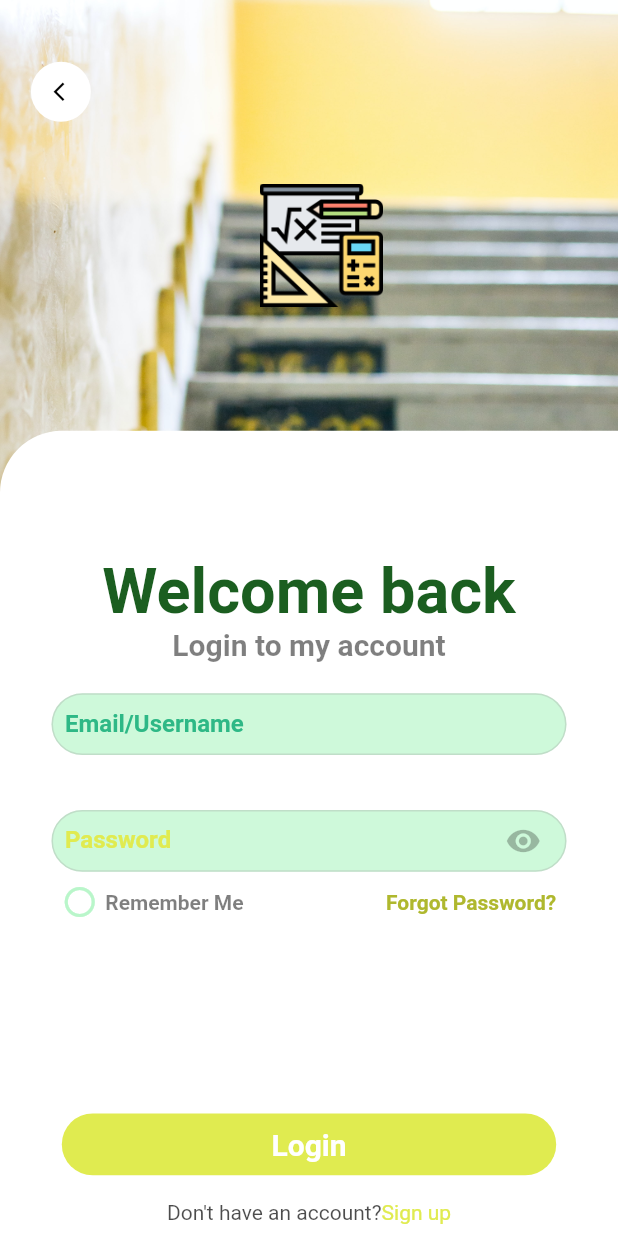
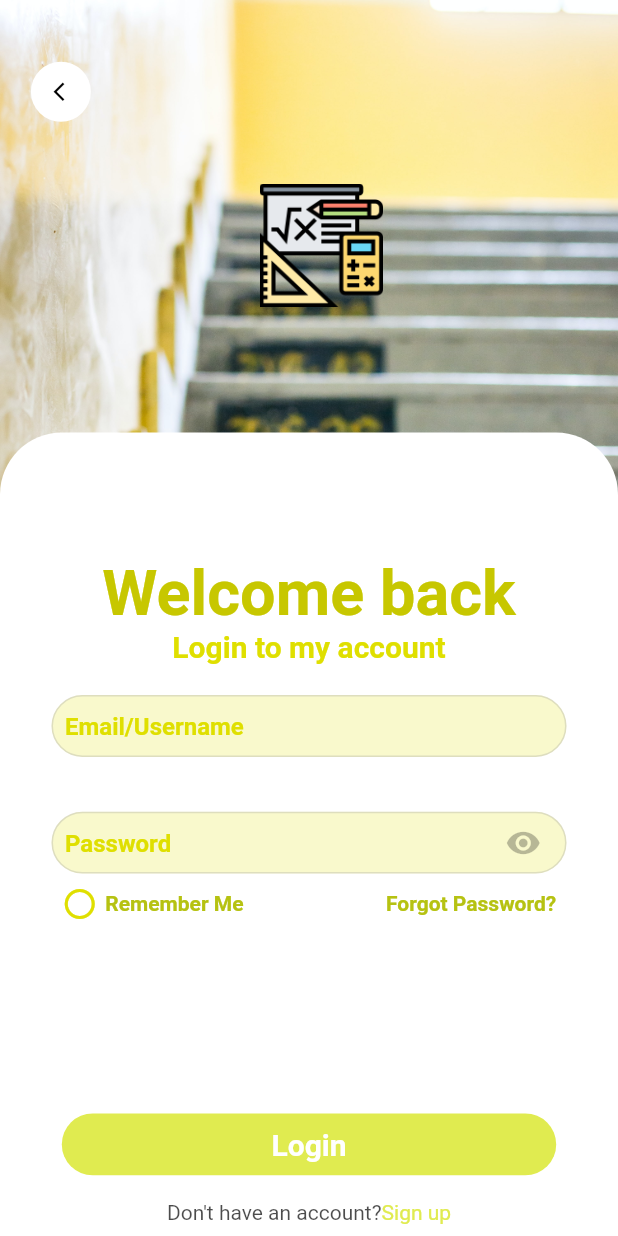
Before and after one commit to ImmArkorful/persist_assignment, a Flutter app: the RegisterPage screen opened directly, after a tap on "Login", on a phone screen of 412 x 824 dp. Run offline on Flutter 3.47's test engine with Material 2 defaults, Android fonts, the phone set to English and light mode, and no system bars; our stand-ins replace sqflite; accounts and stored records are empty.

Commit message:
feat: upfate

```diff
--- a/lib/database.dart
+++ b/lib/database.dart
@@ -7,7 +7,7 @@ class database {
       // Set the path to the database. Note: Using the `join` function from the
       // `path` package is best practice to ensure the path is correctly
       // constructed for each platform.
-      join(await getDatabasesPath(), 'usersdb.db'),
+      join(await getDatabasesPath(), 'usersdb1.db'),
       onCreate: (db, version) {
         // Run the CREATE TABLE statement on the database.
         return db.execute(
--- a/lib/form_field.dart
+++ b/lib/form_field.dart
@@ -1,6 +1,6 @@
 import 'package:flutter/material.dart';
 
-Widget formField(BuildContext context, String title) {
+Widget formField(BuildContext context, String title, Function onChanged) {
   return SizedBox(
     height: MediaQuery.of(context).size.height * 0.05,
     width: MediaQuery.of(context).size.width / 1.2,
@@ -8,16 +8,20 @@ Widget formField(BuildContext context, String title) {
       decoration: BoxDecoration(
         border: Border.all(color: Colors.grey.withOpacity(0.3)),
         borderRadius: BorderRadius.circular(30.0),
-        color: Colors.greenAccent[100]?.withOpacity(0.7),
+        color: Color.fromARGB(85, 223, 223, 0).withOpacity(0.2),
       ),
       child: Padding(
         padding: const EdgeInsets.only(left: 8.0),
         child: TextFormField(
+          onChanged: (text) {
+            onChanged(text);
+          },
           decoration: InputDecoration(
             border: const UnderlineInputBorder(borderSide: BorderSide.none),
-            labelText: title,
-            labelStyle: TextStyle(
-                color: Color(0xff2EB886), fontWeight: FontWeight.bold),
+            hintText: title,
+            hintStyle: TextStyle(
+                color: Color.fromARGB(255, 223, 223, 0),
+                fontWeight: FontWeight.bold),
           ),
         ),
       ),
--- a/lib/login.dart
+++ b/lib/login.dart
@@ -1,27 +1,35 @@
 import 'package:flutter/material.dart';
+import 'package:plant/User.dart';
+import 'package:plant/database.dart';
+import 'package:plant/dbOperations.dart';
 import 'package:plant/form_field.dart';
 import 'package:plant/main.dart';
 import 'package:plant/register.dart';
 
-class LoginPage extends StatelessWidget {
+class LoginPage extends StatefulWidget {
   const LoginPage({Key? key}) : super(key: key);
+
+  @override
+  State<LoginPage> createState() => _LoginPageState();
+}
+
+class _LoginPageState extends State<LoginPage> {
+  String email = '';
+  String password = '';
 
   @override
   Widget build(BuildContext context) {
     return Scaffold(
-      resizeToAvoidBottomInset: false,
+      resizeToAvoidBottomInset: true,
       body: Stack(
         children: [
-          Container(
+          Image(
+            width: MediaQuery.of(context).size.width,
             height: MediaQuery.of(context).size.height,
-            width: MediaQuery.of(context).size.width,
-            decoration: const BoxDecoration(
-              image: DecorationImage(
+            fit: BoxFit.cover,
             image: AssetImage('images/mathematics.jpg'),
-                fit: BoxFit.cover,
           ),
-            ),
-            child: Column(
+          Column(
             crossAxisAlignment: CrossAxisAlignment.start,
             children: [
               Padding(
@@ -62,15 +70,20 @@ class LoginPage extends StatelessWidget {
                   height: MediaQuery.of(context).size.height * 0.1,
                 ),
               ),
-                SizedBox(
-                  height: MediaQuery.of(context).size.height * 0.1,
+            ],
           ),
-                Expanded(
-                  child: Container(
+          Positioned(
+            bottom: 0,
+            child: Column(
+              children: [
+                Container(
+                  height: MediaQuery.of(context).size.height * 0.65,
                   width: MediaQuery.of(context).size.width,
                   decoration: BoxDecoration(
                     borderRadius: BorderRadius.only(
                       topLeft: Radius.circular(
+                          MediaQuery.of(context).size.width * 0.1),
+                      topRight: Radius.circular(
                           MediaQuery.of(context).size.width * 0.1),
                     ),
                     color: Colors.white,
@@ -84,20 +97,22 @@ class LoginPage extends StatelessWidget {
                         'Welcome back',
                         style: TextStyle(
                             fontSize: 42,
-                              color: Colors.green[900],
+                            color: Color.fromARGB(255, 199, 199, 0),
                             fontWeight: FontWeight.bold),
                       ),
                       Text(
                         'Login to my account',
                         style: TextStyle(
                             fontSize: 20,
-                              color: Colors.black.withOpacity(0.5),
+                            color: Color.fromARGB(255, 223, 223, 0),
                             fontWeight: FontWeight.bold),
                       ),
                       SizedBox(
                         height: MediaQuery.of(context).size.height * 0.025,
                       ),
-                        formField(context, 'Email/Username'),
+                      formField(context, 'Email/Username', (value) {
+                        setState(() => email = value);
+                      }),
                       SizedBox(
                         height: MediaQuery.of(context).size.height * 0.025,
                       ),
@@ -113,8 +128,8 @@ class LoginPage extends StatelessWidget {
                                 border: Border.all(
                                     color: Colors.grey.withOpacity(0.3)),
                                 borderRadius: BorderRadius.circular(30.0),
-                                  color:
-                                      Colors.greenAccent[100]?.withOpacity(0.7),
+                                color: Color.fromARGB(85, 223, 223, 0)
+                                    .withOpacity(0.2),
                               ),
                               child: Padding(
                                 padding: const EdgeInsets.only(left: 8.0),
@@ -123,13 +138,18 @@ class LoginPage extends StatelessWidget {
                                     Expanded(
                                       flex: 5,
                                       child: TextFormField(
+                                        onChanged: (value) {
+                                          setState(() {
+                                            password = value;
+                                          });
+                                        },
                                         decoration: InputDecoration(
                                           border: const UnderlineInputBorder(
                                               borderSide: BorderSide.none),
-                                            labelText: 'Password',
-                                            labelStyle: TextStyle(
+                                          hintText: 'Password',
+                                          hintStyle: TextStyle(
                                               color: Color.fromARGB(
-                                                    255, 224, 235, 80),
+                                                  255, 223, 223, 0),
                                               fontWeight: FontWeight.bold),
                                         ),
                                       ),
@@ -148,11 +168,11 @@ class LoginPage extends StatelessWidget {
                         ],
                       ),
                       Padding(
-                          padding: EdgeInsets.symmetric(
-                              vertical:
-                                  MediaQuery.of(context).size.width * 0.02,
-                              horizontal:
-                                  MediaQuery.of(context).size.width * 0.1),
+                        padding: EdgeInsets.only(
+                          top: MediaQuery.of(context).size.width * 0.02,
+                          left: MediaQuery.of(context).size.width * 0.1,
+                          right: MediaQuery.of(context).size.width * 0.1,
+                        ),
                         child: Row(
                           mainAxisAlignment: MainAxisAlignment.spaceBetween,
                           children: [
@@ -162,20 +182,20 @@ class LoginPage extends StatelessWidget {
                                   padding: const EdgeInsets.only(right: 5),
                                   child: Icon(
                                     Icons.panorama_fish_eye,
-                                      color: Colors.greenAccent[100],
+                                    color: Color.fromARGB(255, 223, 223, 0),
                                   ),
                                 ),
                                 Text(
                                   'Remember Me',
                                   style: TextStyle(
-                                        color: Colors.black.withOpacity(0.5),
+                                      color: Color.fromARGB(255, 182, 194, 18),
                                       fontWeight: FontWeight.bold),
                                 ),
                               ],
                             ),
                             const Text('Forgot Password?',
                                 style: TextStyle(
-                                      color: Color.fromARGB(255, 175, 184, 46),
+                                    color: Color.fromARGB(255, 182, 194, 18),
                                     fontWeight: FontWeight.bold)),
                           ],
                         ),
@@ -185,23 +205,27 @@ class LoginPage extends StatelessWidget {
                           mainAxisAlignment: MainAxisAlignment.end,
                           children: [
                             Container(
-                                height:
-                                    MediaQuery.of(context).size.height * 0.05,
+                              height: MediaQuery.of(context).size.height * 0.05,
                               margin: EdgeInsets.only(
                                   bottom: MediaQuery.of(context).size.height *
                                       0.02),
                               decoration: BoxDecoration(
                                   // border: Border.all(color: Colors.white, width: 3),
                                   borderRadius: BorderRadius.circular(50.0),
-                                    color: const Color.fromARGB(
-                                        255, 224, 235, 80)),
+                                  color:
+                                      const Color.fromARGB(255, 224, 235, 80)),
                               child: SizedBox(
-                                  width:
-                                      MediaQuery.of(context).size.width * 0.8,
+                                width: MediaQuery.of(context).size.width * 0.8,
                                 height:
                                     MediaQuery.of(context).size.height * 0.07,
                                 child: TextButton(
-                                    onPressed: () {},
+                                  onPressed: () async {
+                                    final db = await database().initalizeDB();
+
+                                    var user =
+                                        User(email: email, password: password);
+                                    DBOperations(db).insertUser(user);
+                                  },
                                   child: const Text('Login',
                                       style: TextStyle(
                                           color: Colors.white,
@@ -251,7 +275,6 @@ class LoginPage extends StatelessWidget {
                     ],
                   ),
                 ),
-                ),
               ],
             ),
           ),
--- a/lib/register.dart
+++ b/lib/register.dart
@@ -17,7 +17,7 @@ class RegisterPage extends StatelessWidget {
             width: MediaQuery.of(context).size.width,
             decoration: const BoxDecoration(
               image: DecorationImage(
-                image: AssetImage('images/teemy.jpg'),
+                image: AssetImage('images/mathematics.jpg'),
                 fit: BoxFit.cover,
               ),
             ),
@@ -58,19 +58,27 @@ class RegisterPage extends StatelessWidget {
                   child: Column(
                     crossAxisAlignment: CrossAxisAlignment.center,
                     children: [
-                      const Text(
+                      Container(
+                        width: MediaQuery.of(context).size.width,
+                        color: Color.fromARGB(255, 0, 0, 0).withOpacity(.4),
+                        child: Column(
+                          children: [
+                            Text(
                               'Register',
                               style: TextStyle(
                                   fontSize: 42,
-                            color: Colors.white,
+                                  color: Color.fromARGB(255, 199, 199, 0),
                                   fontWeight: FontWeight.bold),
                             ),
                             Text(
                               'Create your new account',
                               style: TextStyle(
                                   fontSize: 20,
-                            color: Colors.white.withOpacity(0.9),
+                                  color: Color.fromARGB(255, 199, 199, 0),
                                   fontWeight: FontWeight.bold),
+                            ),
+                          ],
+                        ),
                       ),
                     ],
                   ),
@@ -82,6 +90,8 @@ class RegisterPage extends StatelessWidget {
                       borderRadius: BorderRadius.only(
                         topLeft: Radius.circular(
                             MediaQuery.of(context).size.width * 0.1),
+                        topRight: Radius.circular(
+                            MediaQuery.of(context).size.width * 0.1),
                       ),
                       color: Colors.white,
                     ),
@@ -90,23 +100,23 @@ class RegisterPage extends StatelessWidget {
                         SizedBox(
                           height: MediaQuery.of(context).size.height * 0.1,
                         ),
-                        formField(context, 'First Name'),
+                        formField(context, 'First Name', () {}),
                         SizedBox(
                           height: MediaQuery.of(context).size.height * 0.025,
                         ),
-                        formField(context, 'Last Name'),
+                        formField(context, 'Last Name', () {}),
                         SizedBox(
                           height: MediaQuery.of(context).size.height * 0.025,
                         ),
-                        formField(context, 'Email'),
+                        formField(context, 'Email', () {}),
                         SizedBox(
                           height: MediaQuery.of(context).size.height * 0.025,
                         ),
-                        formField(context, 'Password'),
+                        formField(context, 'Password', () {}),
                         SizedBox(
                           height: MediaQuery.of(context).size.height * 0.025,
                         ),
-                        formField(context, 'Confirm Password'),
+                        formField(context, 'Confirm Password', () {}),
                         SizedBox(
                           height: MediaQuery.of(context).size.height * 0.025,
                         ),
@@ -118,7 +128,7 @@ class RegisterPage extends StatelessWidget {
                               child: Text(
                                 "By signing up, you agree to our ",
                                 style: TextStyle(
-                                    color: Colors.greenAccent[700],
+                                    color: Color.fromARGB(255, 223, 223, 0),
                                     fontWeight: FontWeight.bold),
                               ),
                             ),
@@ -137,7 +147,7 @@ class RegisterPage extends StatelessWidget {
                               child: Text(
                                 "and ",
                                 style: TextStyle(
-                                    color: Colors.greenAccent[700],
+                                    color: Color.fromARGB(255, 223, 223, 0),
                                     fontWeight: FontWeight.bold),
                               ),
                             ),
@@ -161,7 +171,8 @@ class RegisterPage extends StatelessWidget {
                                 decoration: BoxDecoration(
                                   // border: Border.all(color: Colors.white, width: 3),
                                   borderRadius: BorderRadius.circular(50.0),
-                                    color: const Color(0xff2EB886)),
+                                  color: Color.fromARGB(202, 223, 223, 0),
+                                ),
                                 child: SizedBox(
                                   width:
                                       MediaQuery.of(context).size.width * 0.8,
@@ -204,8 +215,9 @@ class RegisterPage extends StatelessWidget {
                                       },
                                       child: const Text(
                                         "Login",
-                                        style:
-                                            TextStyle(color: Color(0xff2EB886)),
+                                        style: TextStyle(
+                                            color: Color.fromARGB(
+                                                255, 223, 223, 0)),
                                       ),
                                     ),
                                   ],
```
Also changed, not shown: lib/home.dart (added, +208 -0 lines), lib/main.dart (+15 -8 lines), lib/my_scaffold.dart (+12 -9 lines), images/MyLogo.jpg (added), images/appleLogo.png (added), images/watch.png (added), images/watch2.png (added). Lines whose indentation alone changed are shown as unchanged.
